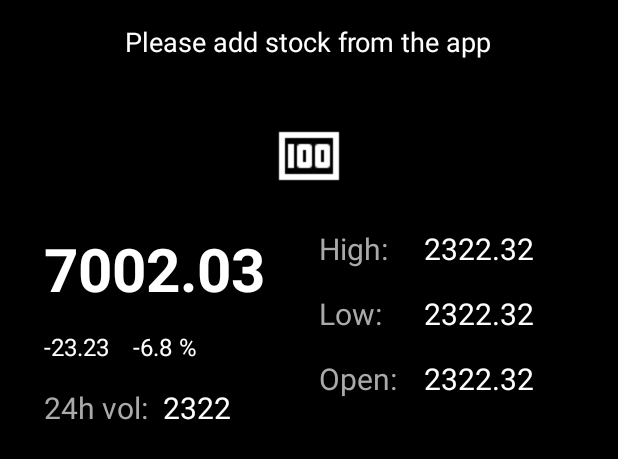
After one commit to lpelczar/P16_Udacity_CryptoTracker, an Android app: the layout widget_stock.xml on its own in the app's theme, with its tools: preview values and no code run, on a phone screen of 412 x 824 dp. The commit adds this screen. Shown: the top 459 px of the screen. Run offline under Robolectric (Android 15) with nearby library versions, the phone set to English and light mode, and no system bars.

Commit message:
Add widget layout

```diff
--- /dev/null
+++ b/app/src/main/res/layout/widget_stock.xml
@@ -0,0 +1,168 @@
+<LinearLayout xmlns:android="http://schemas.android.com/apk/res/android"
+    xmlns:tools="http://schemas.android.com/tools"
+    android:id="@+id/widget_layout"
+    android:layout_width="match_parent"
+    android:layout_height="match_parent"
+    android:background="@android:color/black"
+    android:orientation="vertical"
+    android:padding="5dp">
+
+    <TextView
+        android:id="@+id/widget_starter_text"
+        android:layout_width="wrap_content"
+        android:layout_height="wrap_content"
+        android:textColor="#ffffff"
+        android:textSize="18sp"
+        android:layout_margin="10dp"
+        android:layout_gravity="center"
+        android:text="@string/please_add_stock_from_the_app" />
+
+    <ImageView
+        android:id="@+id/widget_starter_image"
+        android:layout_width="wrap_content"
+        android:layout_height="wrap_content"
+        android:layout_marginTop="30dp"
+        android:layout_gravity="center"
+        android:src="@drawable/baseline_money_white_24dp"
+        android:contentDescription="@string/widget_starting_image" />
+
+    <android.support.constraint.ConstraintLayout xmlns:android="http://schemas.android.com/apk/res/android"
+        xmlns:app="http://schemas.android.com/apk/res-auto"
+        xmlns:tools="http://schemas.android.com/tools"
+        android:layout_width="match_parent"
+        android:layout_height="match_parent"
+        android:background="@android:color/black">
+
+        <TextView
+            android:id="@+id/price_tv"
+            android:layout_width="wrap_content"
+            android:layout_height="wrap_content"
+            android:layout_marginStart="24dp"
+            android:layout_marginTop="24dp"
+            android:textColor="@android:color/white"
+            android:textSize="40sp"
+            android:textStyle="bold"
+            app:layout_constraintStart_toStartOf="parent"
+            app:layout_constraintTop_toTopOf="parent"
+            tools:text="7002.03" />
+
+        <TextView
+            android:id="@+id/high_label"
+            android:layout_width="0dp"
+            android:layout_height="wrap_content"
+            android:layout_marginStart="36dp"
+            android:layout_marginTop="24dp"
+            android:text="@string/high"
+            android:textColor="@android:color/darker_gray"
+            android:textSize="20sp"
+            app:layout_constraintStart_toEndOf="@+id/price_tv"
+            app:layout_constraintTop_toTopOf="parent" />
+
+        <TextView
+            android:id="@+id/low_label"
+            android:layout_width="0dp"
+            android:layout_height="wrap_content"
+            android:layout_marginStart="36dp"
+            android:layout_marginTop="16dp"
+            android:text="@string/low"
+            android:textColor="@android:color/darker_gray"
+            android:textSize="20sp"
+            app:layout_constraintStart_toEndOf="@+id/price_tv"
+            app:layout_constraintTop_toBottomOf="@+id/high_label" />
+
+        <TextView
+            android:id="@+id/open_label"
+            android:layout_width="0dp"
+            android:layout_height="wrap_content"
+            android:layout_marginStart="36dp"
+            android:layout_marginTop="16dp"
+            android:text="@string/open"
+            android:textColor="@android:color/darker_gray"
+            android:textSize="20sp"
+            app:layout_constraintStart_toEndOf="@+id/price_tv"
+            app:layout_constraintTop_toBottomOf="@id/low_label" />
+
+        <TextView
+            android:id="@+id/high_tv"
+            android:layout_width="0dp"
+            android:layout_height="wrap_content"
+            android:layout_marginStart="24dp"
+            android:layout_marginTop="24dp"
+            android:textColor="@android:color/white"
+            android:textSize="20sp"
+            tools:text="2322.32"
+            app:layout_constraintStart_toEndOf="@+id/high_label"
+            app:layout_constraintTop_toTopOf="parent" />
+
+        <TextView
+            android:id="@+id/low_tv"
+            android:layout_width="0dp"
+            android:layout_height="wrap_content"
+            android:layout_marginTop="16dp"
+            android:textColor="@android:color/white"
+            android:textSize="20sp"
+            app:layout_constraintStart_toStartOf="@+id/high_tv"
+            app:layout_constraintTop_toBottomOf="@+id/high_tv"
+            tools:text="2322.32" />
+
+        <TextView
+            android:id="@+id/open_tv"
+            android:layout_width="0dp"
+            android:layout_height="wrap_content"
+            android:layout_marginTop="16dp"
+            android:textColor="@android:color/white"
+            android:textSize="20sp"
+            app:layout_constraintStart_toStartOf="@+id/high_tv"
+            app:layout_constraintTop_toBottomOf="@+id/low_tv"
+            tools:text="2322.32" />
+
+        <TextView
+            android:id="@+id/change24_tv"
+            android:layout_width="wrap_content"
+            android:layout_height="wrap_content"
+            android:layout_marginStart="24dp"
+            android:layout_marginTop="14dp"
+            android:textColor="@android:color/white"
+            android:textSize="16sp"
+            app:layout_constraintStart_toStartOf="parent"
+            app:layout_constraintTop_toBottomOf="@+id/price_tv"
+            tools:text="-23.23" />
+
+        <TextView
+            android:id="@+id/change_percent_tv"
+            android:layout_width="wrap_content"
+            android:layout_height="wrap_content"
+            android:layout_marginStart="16dp"
+            android:layout_marginTop="14dp"
+            android:textColor="@android:color/white"
+            android:textSize="16sp"
+            app:layout_constraintStart_toEndOf="@+id/change24_tv"
+            app:layout_constraintTop_toBottomOf="@+id/price_tv"
+            tools:text="-6.8 %" />
+
+        <TextView
+            android:id="@+id/volume_24h_label"
+            android:layout_width="wrap_content"
+            android:layout_height="wrap_content"
+            android:layout_marginStart="24dp"
+            android:layout_marginTop="16dp"
+            android:text="@string/_24h_volume"
+            android:textColor="@android:color/darker_gray"
+            android:textSize="20sp"
+            app:layout_constraintStart_toStartOf="parent"
+            app:layout_constraintTop_toBottomOf="@+id/change_percent_tv" />
+
+        <TextView
+            android:id="@+id/volume_24h_tv"
+            android:layout_width="0dp"
+            android:layout_height="wrap_content"
+            android:layout_marginStart="10dp"
+            android:textColor="@android:color/white"
+            android:textSize="20sp"
+            app:layout_constraintStart_toEndOf="@+id/volume_24h_label"
+            app:layout_constraintTop_toTopOf="@+id/volume_24h_label"
+            tools:text="2322" />
+
+    </android.support.constraint.ConstraintLayout>
+
+</LinearLayout>
--- a/app/src/main/res/values/strings.xml
+++ b/app/src/main/res/values/strings.xml
@@ -7,4 +7,7 @@
     <string name="_24h_volume">24h vol:</string>
     <string name="add_to_widget">Add to widget</string>
     <string name="unfollow">Unfollow</string>
+    <string name="please_add_stock_from_the_app">Please add stock from the app</string>
+    <string name="widget_starting_image">Widget starting image</string>
+    <string name="widget_stock_name">Widget stock name</string>
 </resources>
```
Also changed, not shown: app/src/main/res/drawable/baseline_money_white_24dp.png (added).
